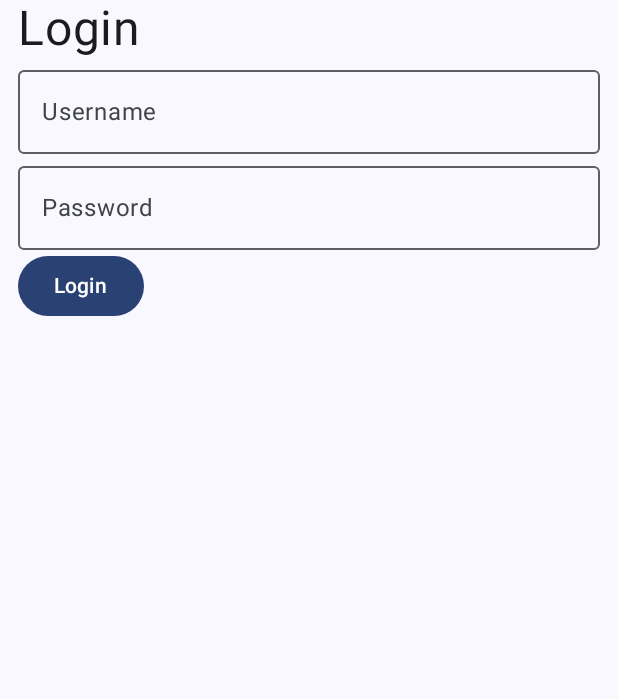
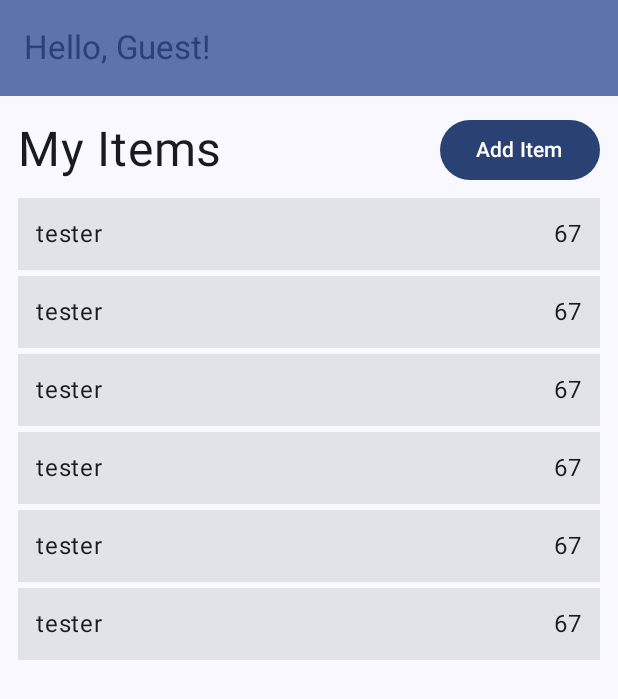
Before and after one commit to almahbubyanwar/inventorything, an Android app built with Jetpack Compose: the screen it shows after launch (MainActivity), on a phone screen of 412 x 824 dp. Shown: the top 699 px of the screen. Run offline under Robolectric (Android 15) with nearby library versions, the phone set to English and light mode, and no system bars.

```diff
--- /dev/null
+++ b/app/src/main/java/com/example/inventorything/ItemViewModel.kt
@@ -0,0 +1 @@
+package com.example.inventorything
--- a/app/src/main/java/com/example/inventorything/Login.kt
+++ b/app/src/main/java/com/example/inventorything/Login.kt
@@ -2,6 +2,7 @@ package com.example.inventorything
 
 import androidx.compose.foundation.layout.Column
 import androidx.compose.foundation.layout.fillMaxWidth
+import androidx.compose.foundation.layout.padding
 import androidx.compose.foundation.text.input.rememberTextFieldState
 import androidx.compose.material3.Button
 import androidx.compose.material3.MaterialTheme
@@ -14,6 +15,7 @@ import androidx.compose.runtime.mutableStateOf
 import androidx.compose.runtime.saveable.rememberSaveable
 import androidx.compose.runtime.setValue
 import androidx.compose.ui.Modifier
+import androidx.compose.ui.unit.dp
 import androidx.lifecycle.viewmodel.compose.viewModel
 
 
@@ -25,7 +27,7 @@ fun LoginScreen(
 ) {
     val loginUiState by loginViewModel.uiState.collectAsState()
 
-    Column(modifier = modifier.fillMaxWidth()) {
+    Column(modifier = modifier.fillMaxWidth().padding(horizontal = 16.dp)) {
         Text("Login", fontSize = MaterialTheme.typography.headlineLarge.fontSize)
         OutlinedTextField(
             value = loginUiState.username,
--- a/app/src/main/java/com/example/inventorything/MainActivity.kt
+++ b/app/src/main/java/com/example/inventorything/MainActivity.kt
@@ -4,21 +4,37 @@ import android.os.Bundle
 import androidx.activity.ComponentActivity
 import androidx.activity.compose.setContent
 import androidx.activity.enableEdgeToEdge
+import androidx.compose.foundation.background
+import androidx.compose.foundation.layout.Arrangement
 import androidx.compose.foundation.layout.Column
+import androidx.compose.foundation.layout.Row
 import androidx.compose.foundation.layout.fillMaxSize
 import androidx.compose.foundation.layout.fillMaxWidth
 import androidx.compose.foundation.layout.padding
+import androidx.compose.material3.Button
+import androidx.compose.material3.ExperimentalMaterial3Api
+import androidx.compose.material3.MaterialTheme
 import androidx.compose.material3.Scaffold
 import androidx.compose.material3.Text
+import androidx.compose.material3.TopAppBar
+import androidx.compose.material3.TopAppBarDefaults
 import androidx.compose.runtime.Composable
+import androidx.compose.runtime.collectAsState
 import androidx.compose.runtime.getValue
 import androidx.compose.runtime.mutableStateOf
 import androidx.compose.runtime.saveable.rememberSaveable
 import androidx.compose.runtime.setValue
+import androidx.compose.ui.Alignment
 import androidx.compose.ui.Modifier
+import androidx.compose.ui.text.style.TextOverflow
 import androidx.compose.ui.tooling.preview.Preview
 import androidx.compose.ui.unit.dp
+import androidx.lifecycle.viewmodel.compose.viewModel
+import androidx.navigation.compose.NavHost
+import androidx.navigation.compose.composable
+import androidx.navigation.compose.rememberNavController
 import com.example.inventorything.ui.theme.InventorythingTheme
+import kotlinx.serialization.Serializable
 
 class MainActivity : ComponentActivity() {
     override fun onCreate(savedInstanceState: Bundle?) {
@@ -34,27 +50,94 @@ class MainActivity : ComponentActivity() {
     }
 }
 
+@Serializable
+object Home
+
+@Serializable
+object AddItem
+
 @Composable
-fun Main(modifier: Modifier = Modifier) {
-    var isLoggedIn by rememberSaveable{mutableStateOf(false)}
+fun Main(modifier: Modifier = Modifier,
+         loginViewModel: LoginViewModel = viewModel()) {
+    var isLoggedIn by rememberSaveable{mutableStateOf(true)}
+    val loginState by loginViewModel.uiState.collectAsState()
+
+    val navController = rememberNavController()
 
     fun setLoggedIn(): Unit {
         isLoggedIn = true
     }
 
-    Column(modifier.padding(horizontal = 12.dp).fillMaxWidth()) {
+    Column() {
         if (!isLoggedIn) {
-            LoginScreen(setLoggedIn = { setLoggedIn() })
+            LoginScreen(setLoggedIn = { setLoggedIn() }, loginViewModel = loginViewModel)
         }
         else {
-            Homepage()
+            NavHost(navController = navController, startDestination = Home) {
+                composable<Home> {
+                    Homepage(modifier = modifier, username = loginState.username,
+                        onNavigateToAddItem = {navController.navigate(AddItem)})
+                }
+                composable<AddItem> {
+                    AddItemForm(modifier = modifier)
+                }
+            }
+        }
+    }
+}
+
+@OptIn(ExperimentalMaterial3Api::class)
+@Composable
+fun Homepage(modifier: Modifier = Modifier, username: String,
+             onNavigateToAddItem: () -> Unit) {
+    Column(modifier) {
+        TopAppBar(
+            colors = TopAppBarDefaults.topAppBarColors(
+                containerColor = MaterialTheme.colorScheme.primaryContainer,
+                titleContentColor = MaterialTheme.colorScheme.primary,
+            ),
+            title = {
+                if (username == "") {
+                    Text("Hello, Guest!")
+                }
+                else {
+                    Text("Hello, $username!")
+                }
+            }
+        )
+        Column(modifier = Modifier.padding(12.dp),
+            verticalArrangement = Arrangement.spacedBy(8.dp)) {
+            Row(horizontalArrangement = Arrangement.SpaceBetween,
+                verticalAlignment = Alignment.CenterVertically,
+                modifier = Modifier.fillMaxWidth()) {
+                Text(text = "My Items", fontSize = MaterialTheme.typography.headlineLarge.fontSize)
+                Button(onClick = {onNavigateToAddItem()}) {
+                    Text("Add Item")
+                }
+            }
+            Column(verticalArrangement = Arrangement.spacedBy(4.dp)) {
+                InventoryItem("tester", 67)
+                InventoryItem("tester", 67)
+                InventoryItem("tester", 67)
+                InventoryItem("tester", 67)
+                InventoryItem("tester", 67)
+                InventoryItem("tester", 67)
+            }
         }
     }
 }
 
 @Composable
-fun Homepage(modifier: Modifier = Modifier) {
-    Column() {
-        Text("hello")
+fun InventoryItem(name: String, amount: Int) {
+    Row(modifier = Modifier
+        .background(MaterialTheme.colorScheme.surfaceContainerHighest)
+        .fillMaxWidth()
+        .padding(12.dp),
+        horizontalArrangement = Arrangement.spacedBy(8.dp)
+    )
+    {
+        Text(name, modifier = Modifier.weight(1.0f),
+            maxLines = 1, overflow = TextOverflow.Ellipsis)
+        Text(amount.toString())
     }
 }
```
Also changed, not shown: app/build.gradle.kts (+18 -0 lines), app/src/main/java/com/example/inventorything/AddItem.kt (added, +19 -0 lines).
